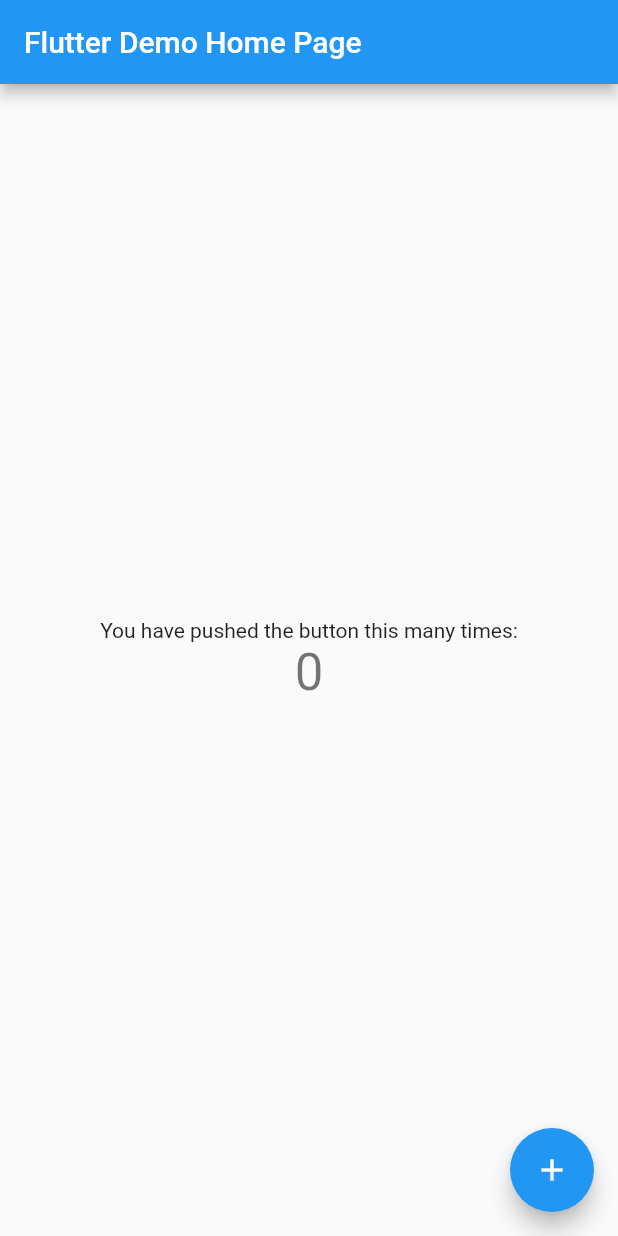
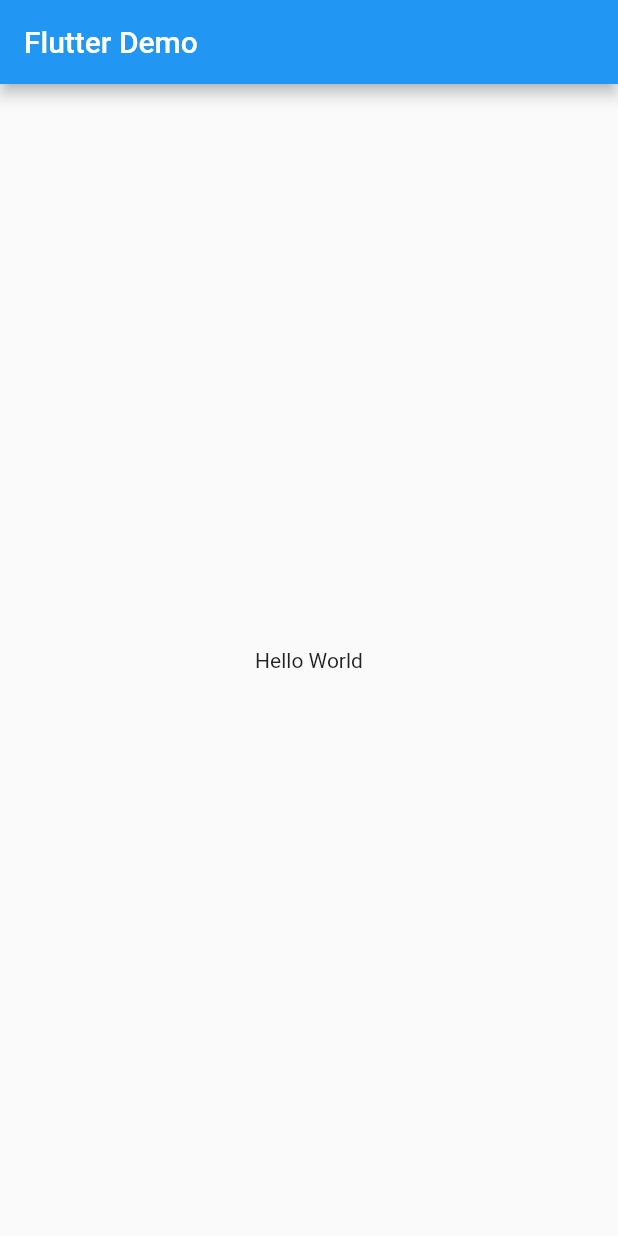
Before and after one commit to wonjangcloud9/test, a Flutter app: the screen it shows after launch, on a phone screen of 412 x 824 dp. Run offline on Flutter 3.47's test engine with Material 2 defaults, Android fonts, the phone set to English and light mode, and no system bars.

Commit message:
hello world

```diff
--- a/lib/main.dart
+++ b/lib/main.dart
@@ -1,115 +1,22 @@
 import 'package:flutter/material.dart';
 
 void main() {
-  runApp(const MyApp());
+  runApp(App());
 }
 
-class MyApp extends StatelessWidget {
-  const MyApp({super.key});
-
-  // This widget is the root of your application.
+class App extends StatelessWidget {
   @override
   Widget build(BuildContext context) {
     return MaterialApp(
       title: 'Flutter Demo',
-      theme: ThemeData(
-        // This is the theme of your application.
-        //
-        // Try running your application with "flutter run". You'll see the
-        // application has a blue toolbar. Then, without quitting the app, try
-        // changing the primarySwatch below to Colors.green and then invoke
-        // "hot reload" (press "r" in the console where you ran "flutter run",
-        // or simply save your changes to "hot reload" in a Flutter IDE).
-        // Notice that the counter didn't reset back to zero; the application
-        // is not restarted.
-        primarySwatch: Colors.blue,
+      home: Scaffold(
+        appBar: AppBar(
+          title: Text('Flutter Demo'),
+        ),
+        body: Center(
+          child: Text('Hello World'),
+        ),
       ),
-      home: const MyHomePage(title: 'Flutter Demo Home Page'),
     );
   }
 }
-
-class MyHomePage extends StatefulWidget {
-  const MyHomePage({super.key, required this.title});
-
-  // This widget is the home page of your application. It is stateful, meaning
-  // that it has a State object (defined below) that contains fields that affect
-  // how it looks.
-
-  // This class is the configuration for the state. It holds the values (in this
-  // case the title) provided by the parent (in this case the App widget) and
-  // used by the build method of the State. Fields in a Widget subclass are
-  // always marked "final".
-
-  final String title;
-
-  @override
-  State<MyHomePage> createState() => _MyHomePageState();
-}
-
-class _MyHomePageState extends State<MyHomePage> {
-  int _counter = 0;
-
-  void _incrementCounter() {
-    setState(() {
-      // This call to setState tells the Flutter framework that something has
-      // changed in this State, which causes it to rerun the build method below
-      // so that the display can reflect the updated values. If we changed
-      // _counter without calling setState(), then the build method would not be
-      // called again, and so nothing would appear to happen.
-      _counter++;
-    });
-  }
-
-  @override
-  Widget build(BuildContext context) {
-    // This method is rerun every time setState is called, for instance as done
-    // by the _incrementCounter method above.
-    //
-    // The Flutter framework has been optimized to make rerunning build methods
-    // fast, so that you can just rebuild anything that needs updating rather
-    // than having to individually change instances of widgets.
-    return Scaffold(
-      appBar: AppBar(
-        // Here we take the value from the MyHomePage object that was created by
-        // the App.build method, and use it to set our appbar title.
-        title: Text(widget.title),
-      ),
-      body: Center(
-        // Center is a layout widget. It takes a single child and positions it
-        // in the middle of the parent.
-        child: Column(
-          // Column is also a layout widget. It takes a list of children and
-          // arranges them vertically. By default, it sizes itself to fit its
-          // children horizontally, and tries to be as tall as its parent.
-          //
-          // Invoke "debug painting" (press "p" in the console, choose the
-          // "Toggle Debug Paint" action from the Flutter Inspector in Android
-          // Studio, or the "Toggle Debug Paint" command in Visual Studio Code)
-          // to see the wireframe for each widget.
-          //
-          // Column has various properties to control how it sizes itself and
-          // how it positions its children. Here we use mainAxisAlignment to
-          // center the children vertically; the main axis here is the vertical
-          // axis because Columns are vertical (the cross axis would be
-          // horizontal).
-          mainAxisAlignment: MainAxisAlignment.center,
-          children: <Widget>[
-            const Text(
-              'You have pushed the button this many times:',
-            ),
-            Text(
-              '$_counter',
-              style: Theme.of(context).textTheme.headlineMedium,
-            ),
-          ],
-        ),
-      ),
-      floatingActionButton: FloatingActionButton(
-        onPressed: _incrementCounter,
-        tooltip: 'Increment',
-        child: const Icon(Icons.add),
-      ), // This trailing comma makes auto-formatting nicer for build methods.
-    );
-  }
-}
```
